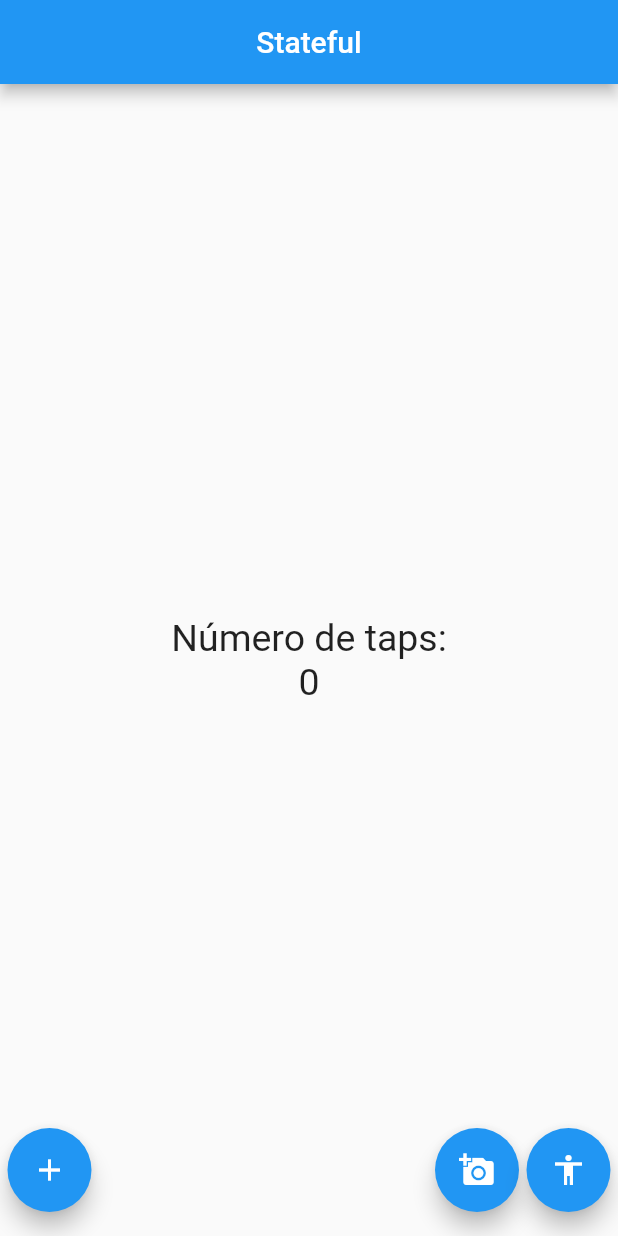
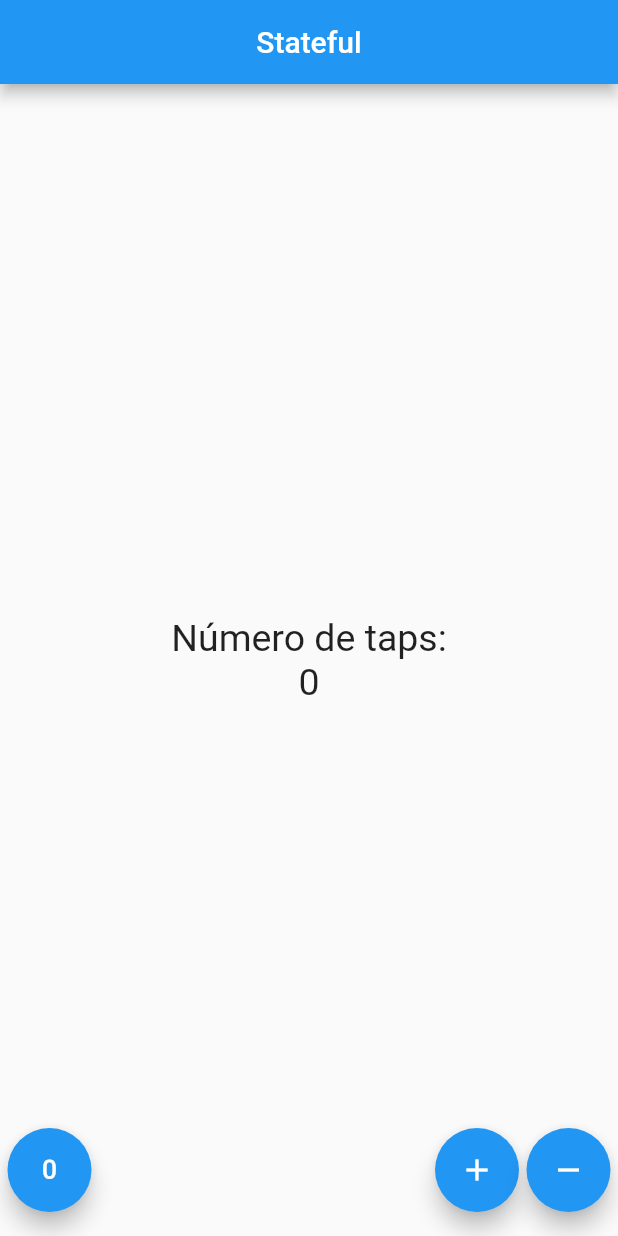
Before and after one commit to feguedi/contador-flutter, a Flutter app: the screen it shows after launch, on a phone screen of 412 x 824 dp. Run offline on Flutter 3.47's test engine with Material 2 defaults, Android fonts, the phone set to English and light mode, and no system bars.

Commit message:
README actualizado

```diff
--- a/lib/src/pages/contador_page.dart
+++ b/lib/src/pages/contador_page.dart
@@ -38,21 +38,21 @@ class _ContadorPageState extends State<ContadorPage> {
         SizedBox(width: 5.0),
         FloatingActionButton(
           onPressed: _reset,
-          child: Icon(Icons.add),
+          child: Icon(Icons.exposure_zero),
         ),
         Expanded(
           child: SizedBox(),
         ),
         FloatingActionButton(
           onPressed: _sumar,
-          child: Icon(Icons.add_a_photo),
+          child: Icon(Icons.add),
         ),
         SizedBox(
           width: 5.0,
         ),
         FloatingActionButton(
           onPressed: _restar,
-          child: Icon(Icons.accessibility),
+          child: Icon(Icons.remove),
         ),
         SizedBox(width: 5.0),
       ],
```
Also changed, not shown: 1 other file.
